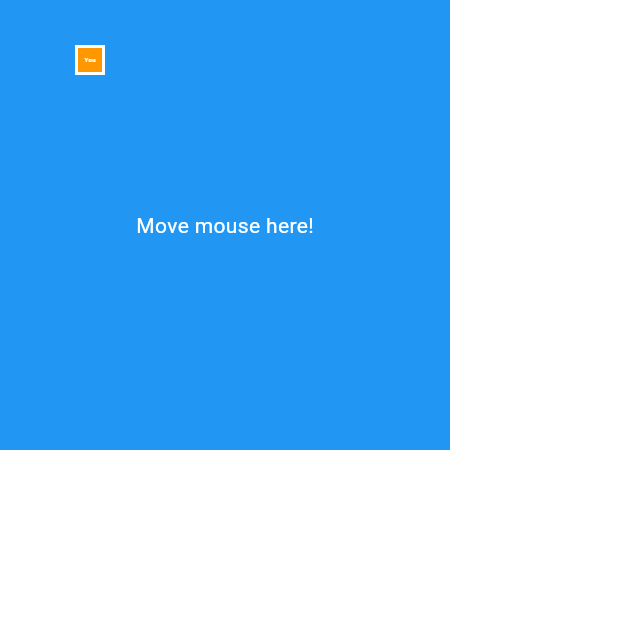
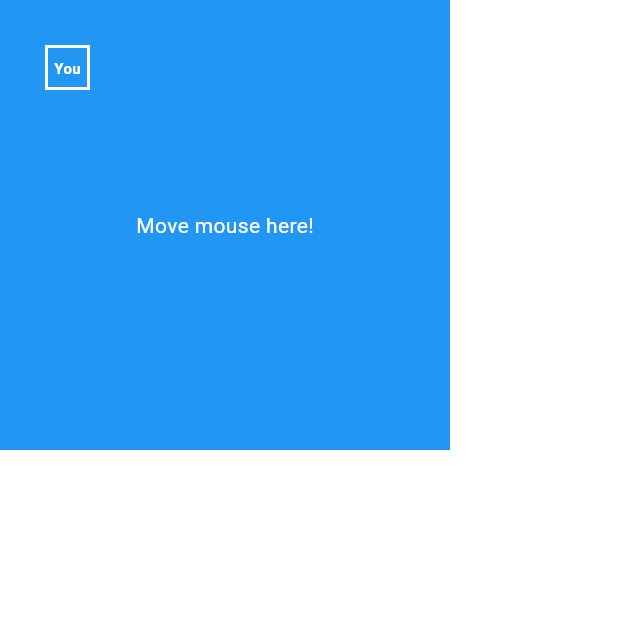
Before and after one commit to alokjha2/flutter_futuristic_website, a Flutter app: the screen it shows after launch, on a phone screen of 412 x 824 dp, the top half of it. Run offline on Flutter 3.47's test engine with Material 3 defaults, Android fonts, the phone set to English and light mode, and no system bars; our stand-ins replace flutter_hooks; missing offline and left inert: dart:html, flutter_earth_globe; statements that could not run were skipped.

Commit message:
build: custom cursor with tooltip

```diff
--- a/lib/components/animations/custom_cursor/custom_cursor_with_tool_tip.dart
+++ b/lib/components/animations/custom_cursor/custom_cursor_with_tool_tip.dart
@@ -9,22 +9,26 @@ class CustomCursorContainer extends StatefulWidget {
 
 class _CustomCursorContainerState extends State<CustomCursorContainer> {
   Offset position = Offset.zero;
+  bool isHovered = false;
 
   @override
   Widget build(BuildContext context) {
     return MouseRegion(
+      cursor: SystemMouseCursors.none, // Hide the default cursor
       onHover: (event) {
         setState(() {
-          // Offset the position to center the cursor around the mouse
-          position = Offset(
-            event.localPosition.dx - 25, // Half of container width
-            event.localPosition.dy - 25, // Half of container height
-          );
+          position = event.localPosition;
+          isHovered = true;
+        });
+      },
+      onExit: (event) {
+        setState(() {
+          isHovered = false;
         });
       },
       child: Stack(
         children: [
-          // Your main content
+          // Main container
           Container(
             width: 300,
             height: 300,
@@ -36,24 +40,39 @@ class _CustomCursorContainerState extends State<CustomCursorContainer> {
               ),
             ),
           ),
-          // Custom cursor
-          Positioned(
-            left: position.dx + 50,
-            top: position.dy + 30,
+          // Custom animated cursor
+          if (isHovered)
+            AnimatedPositioned(
+              duration: const Duration(milliseconds: 5), // Smooth animation
+              left: position.dx - 25, // Center horizontally
+              top: position.dy - 25,  // Center vertically
+              child: Transform.rotate(
+                angle: -0.5, // Adjust this value to tilt the image (in radians)
+                child: Image.asset(
+                  'assets/images/cursor.png', // Use your image here
+                  width: 50,
+                  height: 50,
+                ),
+              ),
+            ),
+          // Custom "You" container (optional)
+          AnimatedPositioned(
+            duration: const Duration(milliseconds: 5), // Smooth animation
+            left: position.dx + 30, // Center horizontally
+            top: position.dy + 30,  // Center vertically
             child: Container(
-              width: 20,
-              height: 20,
+              width: 30,
+              height: 30,
               decoration: BoxDecoration(
-                color: Colors.orange,
-                borderRadius: BorderRadius.circular(0), // Remove for perfect rectangle
-                border: Border.all(color: Colors.white, width: 2), // Optional border
+                color: Colors.blue,
+                border: Border.all(color: Colors.white, width: 2),
               ),
               child: const Center(
                 child: Text(
                   "You",
                   style: TextStyle(
-                    fontSize: 4,
                     color: Colors.white,
+                    fontSize: 10,
                     fontWeight: FontWeight.bold,
                   ),
                 ),
```
